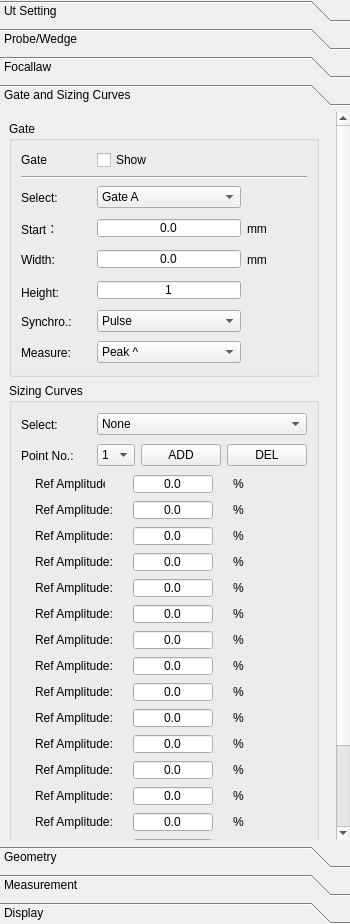
Before: the Qt Designer form phascan_view/ui/DopplerGroupTab.ui in qinxingying/hello-word, drawn with Qt 5.
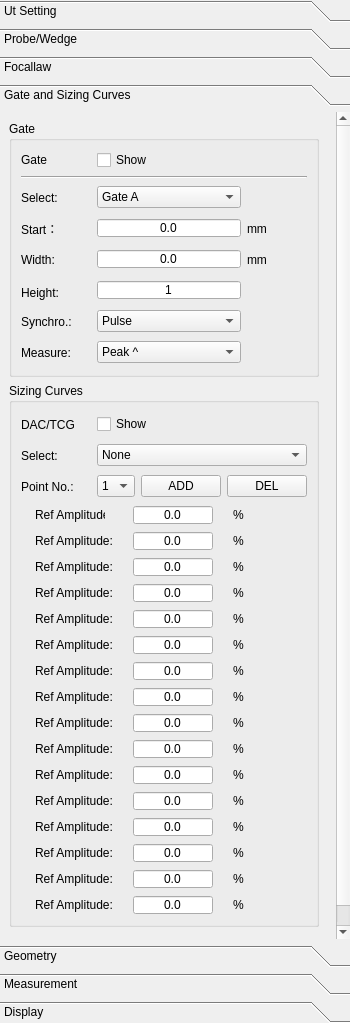
After: the same form once the commit is applied. The open tabs and pages were chosen to show the change. Icons and pictures are not drawn. Custom widgets are drawn as their Qt base class.

The edit to the form file:
```diff
--- a/phascan_view/ui/DopplerGroupTab.ui
+++ b/phascan_view/ui/DopplerGroupTab.ui
@@ -7,7 +7,7 @@
     <x>0</x>
     <y>0</y>
     <width>350</width>
-    <height>924</height>
+    <height>1023</height>
    </rect>
   </property>
   <property name="sizePolicy">
@@ -4735,9 +4735,9 @@
       <property name="geometry">
        <rect>
         <x>0</x>
-        <y>0</y>
+        <y>-35</y>
         <width>333</width>
-        <height>823</height>
+        <height>848</height>
        </rect>
       </property>
       <property name="minimumSize">
@@ -4771,7 +4771,7 @@
          <property name="minimumSize">
           <size>
            <width>0</width>
-           <height>805</height>
+           <height>830</height>
           </size>
          </property>
          <property name="frameShape">
@@ -4788,8 +4788,8 @@
            <rect>
             <x>0</x>
             <y>0</y>
-            <width>320</width>
-            <height>800</height>
+            <width>324</width>
+            <height>830</height>
            </rect>
           </property>
           <property name="minimumSize">
@@ -4798,12 +4798,6 @@
             <height>0</height>
            </size>
           </property>
-          <property name="maximumSize">
-           <size>
-            <width>320</width>
-            <height>800</height>
-           </size>
-          </property>
           <layout class="QVBoxLayout" name="verticalLayout_21">
            <property name="leftMargin">
             <number>0</number>
@@ -5216,7 +5210,48 @@
              <property name="title">
               <string>Sizing Curves</string>
              </property>
-             <layout class="QVBoxLayout" name="verticalLayout_24" stretch="1,1,0">
+             <layout class="QVBoxLayout" name="verticalLayout_24" stretch="0,1,1,0">
+              <item>
+               <widget class="QWidget" name="widget_2" native="true">
+                <layout class="QGridLayout" name="gridLayout_8">
+                 <property name="leftMargin">
+                  <number>0</number>
+                 </property>
+                 <property name="topMargin">
+                  <number>0</number>
+                 </property>
+                 <property name="bottomMargin">
+                  <number>0</number>
+                 </property>
+                 <item row="0" column="0">
+                  <widget class="QLabel" name="LabelDACTCG">
+                   <property name="minimumSize">
+                    <size>
+                     <width>70</width>
+                     <height>25</height>
+                    </size>
+                   </property>
+                   <property name="maximumSize">
+                    <size>
+                     <width>70</width>
+                     <height>16777215</height>
+                    </size>
+                   </property>
+                   <property name="text">
+                    <string>DAC/TCG</string>
+                   </property>
+                  </widget>
+                 </item>
+                 <item row="0" column="1">
+                  <widget class="QCheckBox" name="CheckCurveShow">
+                   <property name="text">
+                    <string>Show</string>
+                   </property>
+                  </widget>
+                 </item>
+                </layout>
+               </widget>
+              </item>
               <item>
                <layout class="QHBoxLayout" name="horizontalLayout_12">
                 <item>
```
Left out of the diff: 22 changed lines with no effect on the pictures.
